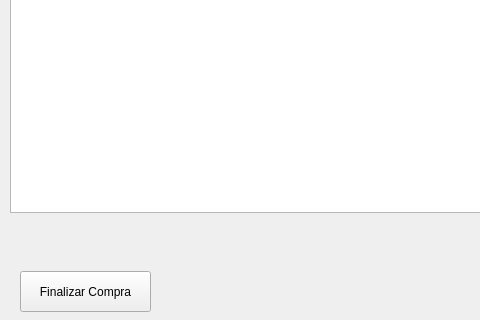
Before: the Qt Designer form ui_compras_prod.ui in yonathanalexis/tarea3_compras, drawn with Qt 5; both pictures show x 0 to 480 and y 299 to 619 of the 800 by 619 pixel window.
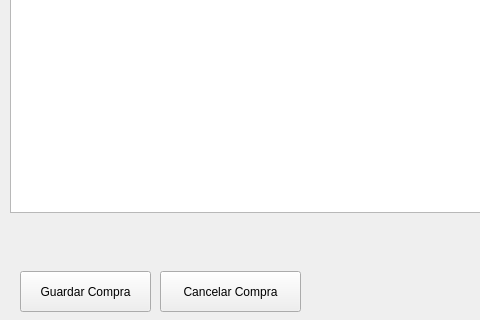
After: the same form once the commit is applied.

Commit message: interfaz nueva compra finalizada

```diff
--- a/ui_compras_prod.ui
+++ b/ui_compras_prod.ui
@@ -127,7 +127,7 @@
     </rect>
    </property>
    <property name="text">
-    <string>Finalizar Compra</string>
+    <string>Guardar Compra</string>
    </property>
   </widget>
   <widget class="QLabel" name="label_2">
@@ -191,6 +191,19 @@
     <string>Total de la compra</string>
    </property>
   </widget>
+  <widget class="QPushButton" name="cancelar_compra">
+   <property name="geometry">
+    <rect>
+     <x>160</x>
+     <y>570</y>
+     <width>141</width>
+     <height>41</height>
+    </rect>
+   </property>
+   <property name="text">
+    <string>Cancelar Compra</string>
+   </property>
+  </widget>
  </widget>
  <resources/>
  <connections/>
```
The commit also changes 29 other files.
